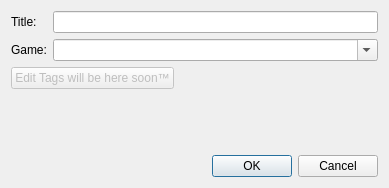
The window that src/widgets/dialogs/StreamSettingsDialog.ui (Chatterino/chatterino2) describes before a commit, drawn with Qt 5.
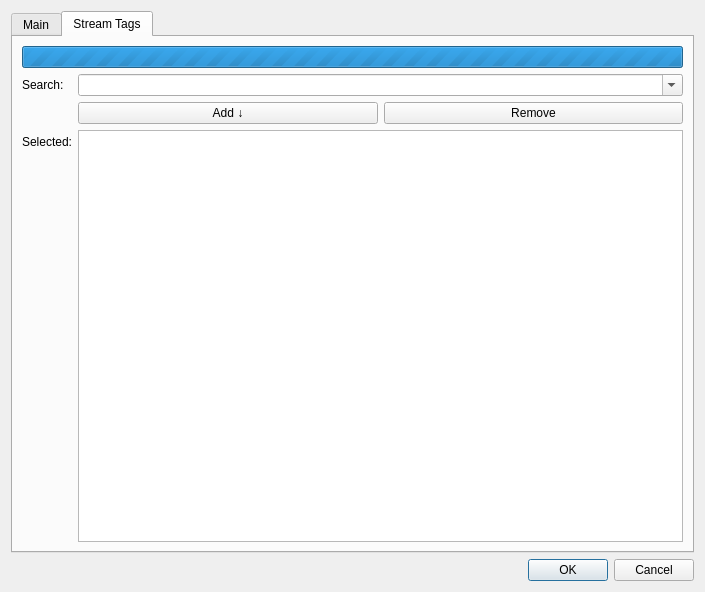
The same window after the commit. The open tabs and pages were chosen to show the change.

Commit message:
Edit stream tags in GUI. (#12)
miniDank 🎖️ FeelsDankMan lgtm

What changed in the file:
```diff
--- a/src/widgets/dialogs/StreamSettingsDialog.ui
+++ b/src/widgets/dialogs/StreamSettingsDialog.ui
@@ -6,8 +6,8 @@
    <rect>
     <x>0</x>
     <y>0</y>
-    <width>389</width>
-    <height>188</height>
+    <width>705</width>
+    <height>592</height>
    </rect>
   </property>
   <property name="windowTitle">
@@ -15,6 +15,16 @@
   </property>
   <layout class="QVBoxLayout" name="verticalLayout">
    <item>
+    <widget class="QTabWidget" name="tabWidget">
+     <property name="currentIndex">
+      <number>0</number>
+     </property>
+     <widget class="QWidget" name="mainTab">
+      <attribute name="title">
+       <string>Main</string>
+      </attribute>
+      <layout class="QVBoxLayout" name="verticalLayout_2">
+       <item>
     <layout class="QFormLayout" name="formLayout">
      <item row="0" column="0">
       <widget class="QLabel" name="titleLabel">
@@ -48,33 +58,6 @@
      </item>
     </layout>
    </item>
-   <item>
-    <layout class="QHBoxLayout" name="horizontalLayout">
-     <item>
-      <widget class="QPushButton" name="tagsButton">
-       <property name="enabled">
-        <bool>false</bool>
-       </property>
-       <property name="text">
-        <string>Edit Tags will be here soon™</string>
-       </property>
-      </widget>
-     </item>
-     <item>
-      <spacer name="horizontalSpacer">
-       <property name="orientation">
-        <enum>Qt::Horizontal</enum>
-       </property>
-       <property name="sizeHint" stdset="0">
-        <size>
-         <width>40</width>
-         <height>20</height>
-        </size>
-       </property>
-      </spacer>
-     </item>
-    </layout>
-   </item>
    <item>
     <spacer name="verticalSpacer">
      <property name="orientation">
@@ -83,10 +66,106 @@
      <property name="sizeHint" stdset="0">
       <size>
        <width>20</width>
-       <height>40</height>
+           <height>248</height>
       </size>
      </property>
     </spacer>
+       </item>
+      </layout>
+     </widget>
+     <widget class="QWidget" name="tagsTab">
+      <attribute name="title">
+       <string>Stream Tags</string>
+      </attribute>
+      <layout class="QFormLayout" name="formLayout_2">
+       <item row="0" column="0" colspan="2">
+        <widget class="QProgressBar" name="tagLoadBar">
+         <property name="enabled">
+          <bool>true</bool>
+         </property>
+         <property name="acceptDrops">
+          <bool>false</bool>
+         </property>
+         <property name="maximum">
+          <number>0</number>
+         </property>
+         <property name="value">
+          <number>-1</number>
+         </property>
+         <property name="alignment">
+          <set>Qt::AlignLeading|Qt::AlignLeft|Qt::AlignVCenter</set>
+         </property>
+         <property name="textVisible">
+          <bool>false</bool>
+         </property>
+         <property name="orientation">
+          <enum>Qt::Horizontal</enum>
+         </property>
+         <property name="invertedAppearance">
+          <bool>false</bool>
+         </property>
+         <property name="textDirection">
+          <enum>QProgressBar::TopToBottom</enum>
+         </property>
+         <property name="format">
+          <string>Loading</string>
+         </property>
+        </widget>
+       </item>
+       <item row="1" column="0">
+        <widget class="QLabel" name="label">
+         <property name="text">
+          <string>Search:</string>
+         </property>
+         <property name="buddy">
+          <cstring>tagPicker</cstring>
+         </property>
+        </widget>
+       </item>
+       <item row="1" column="1">
+        <widget class="QComboBox" name="tagPicker">
+         <property name="editable">
+          <bool>true</bool>
+         </property>
+         <property name="insertPolicy">
+          <enum>QComboBox::InsertAlphabetically</enum>
+         </property>
+        </widget>
+       </item>
+       <item row="2" column="1">
+        <layout class="QHBoxLayout" name="horizontalLayout">
+         <item>
+          <widget class="QPushButton" name="tagAddButton">
+           <property name="text">
+            <string>Add ↓</string>
+           </property>
+          </widget>
+         </item>
+         <item>
+          <widget class="QPushButton" name="pushButton">
+           <property name="text">
+            <string>Remove</string>
+           </property>
+          </widget>
+         </item>
+        </layout>
+       </item>
+       <item row="3" column="0">
+        <widget class="QLabel" name="label_3">
+         <property name="text">
+          <string>Selected:</string>
+         </property>
+         <property name="buddy">
+          <cstring>selectedTagsList</cstring>
+         </property>
+        </widget>
+       </item>
+       <item row="3" column="1">
+        <widget class="QListWidget" name="selectedTagsList"/>
+       </item>
+      </layout>
+     </widget>
+    </widget>
    </item>
    <item>
     <widget class="QDialogButtonBox" name="buttonBox">
```
Left out of the diff: 87 changed lines with no effect on the pictures. Lines whose indentation alone changed are shown as unchanged. The commit also changes 5 other files.
